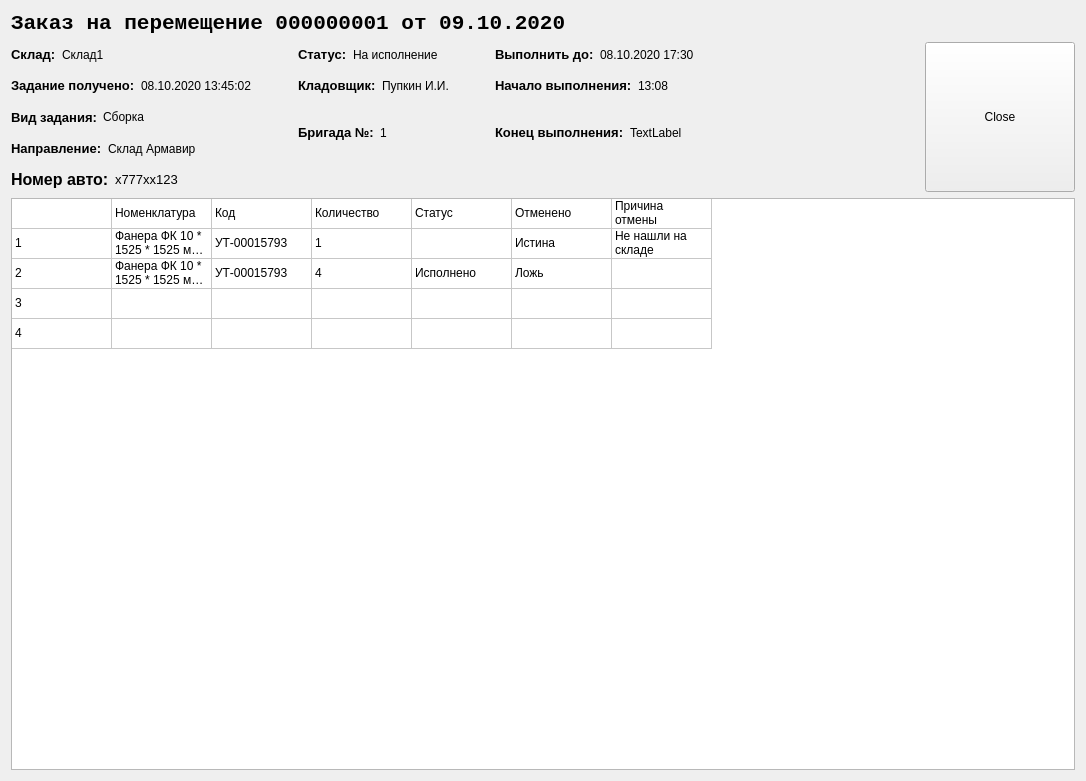
Old version of the form views/doc_form.ui in the repository Hudrolax/leskraft_terminal.
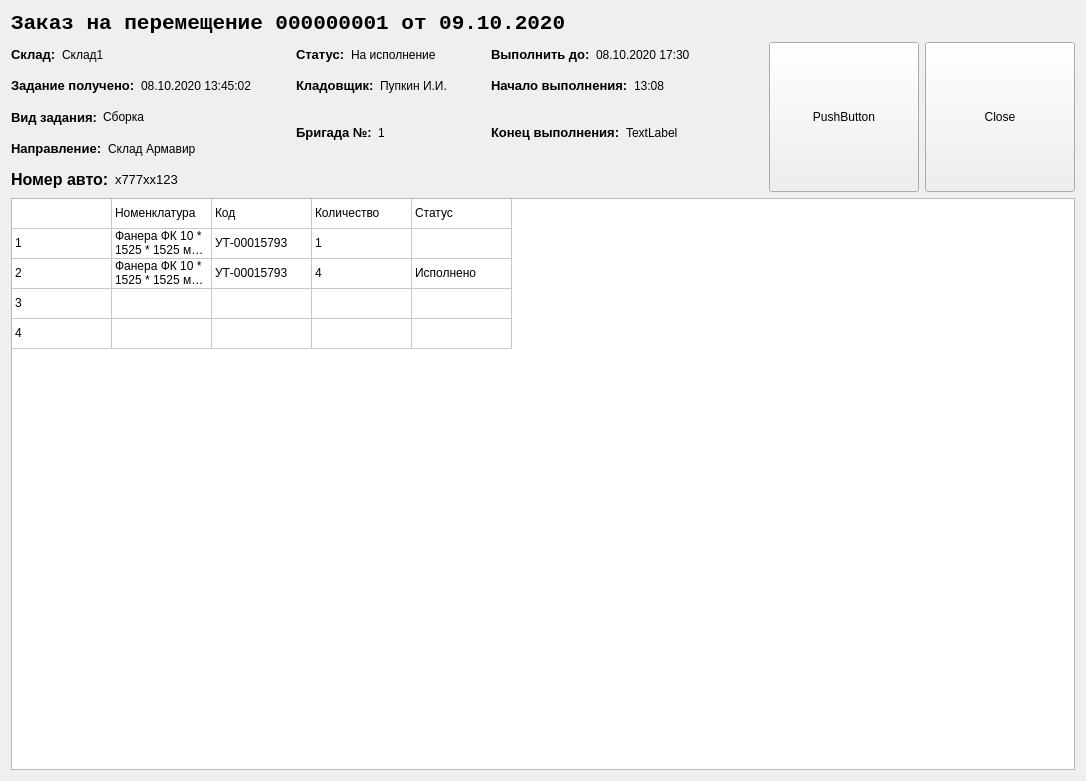
New version of the form.

The edit to the form file:
```diff
--- a/views/doc_form.ui
+++ b/views/doc_form.ui
@@ -507,6 +507,25 @@
        </property>
       </spacer>
      </item>
+     <item>
+      <widget class="QPushButton" name="work_button">
+       <property name="minimumSize">
+        <size>
+         <width>150</width>
+         <height>150</height>
+        </size>
+       </property>
+       <property name="maximumSize">
+        <size>
+         <width>150</width>
+         <height>150</height>
+        </size>
+       </property>
+       <property name="text">
+        <string>PushButton</string>
+       </property>
+      </widget>
+     </item>
      <item>
       <widget class="QPushButton" name="close_button">
        <property name="sizePolicy">
@@ -561,7 +580,7 @@
       <number>5</number>
      </property>
      <property name="columnCount">
-      <number>7</number>
+      <number>5</number>
      </property>
      <attribute name="horizontalHeaderVisible">
       <bool>false</bool>
@@ -579,8 +598,6 @@
      <column/>
      <column/>
      <column/>
-     <column/>
-     <column/>
      <item row="0" column="0">
       <property name="text">
        <string/>
@@ -606,16 +623,6 @@
        <string>Статус</string>
       </property>
      </item>
-     <item row="0" column="5">
-      <property name="text">
-       <string>Отменено</string>
-      </property>
-     </item>
-     <item row="0" column="6">
-      <property name="text">
-       <string>Причина отмены</string>
-      </property>
-     </item>
      <item row="1" column="0">
       <property name="text">
        <string>1</string>
@@ -641,16 +648,6 @@
        <string/>
       </property>
      </item>
-     <item row="1" column="5">
-      <property name="text">
-       <string>Истина</string>
-      </property>
-     </item>
-     <item row="1" column="6">
-      <property name="text">
-       <string>Не нашли на складе</string>
-      </property>
-     </item>
      <item row="2" column="0">
       <property name="text">
        <string>2</string>
@@ -676,11 +673,6 @@
        <string>Исполнено</string>
       </property>
      </item>
-     <item row="2" column="5">
-      <property name="text">
-       <string>Ложь</string>
-      </property>
-     </item>
      <item row="3" column="0">
       <property name="text">
        <string>3</string>
```
Left out of the diff: 6 changed lines with no effect on the pictures.
